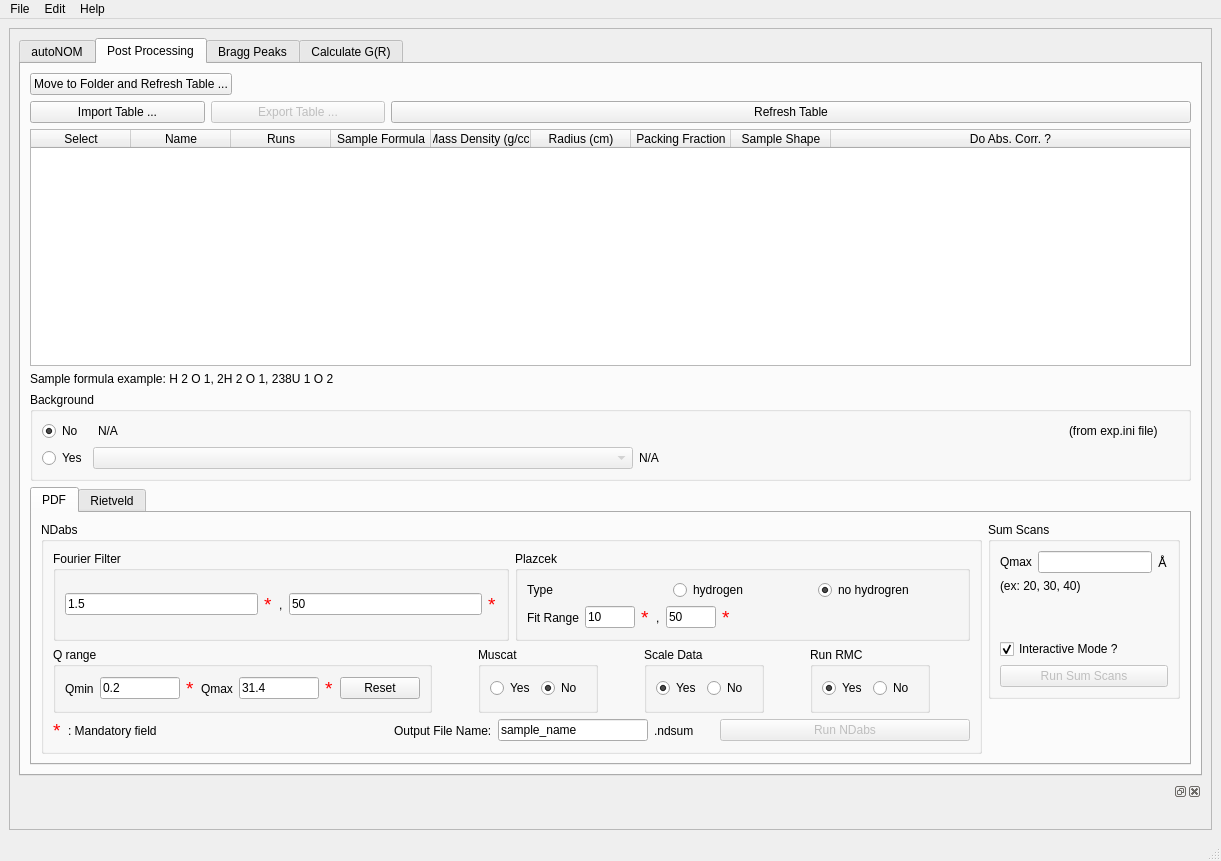
Before: the Qt Designer form designer/ui_mainWindow.ui in neutrons/addie, drawn with Qt 5.
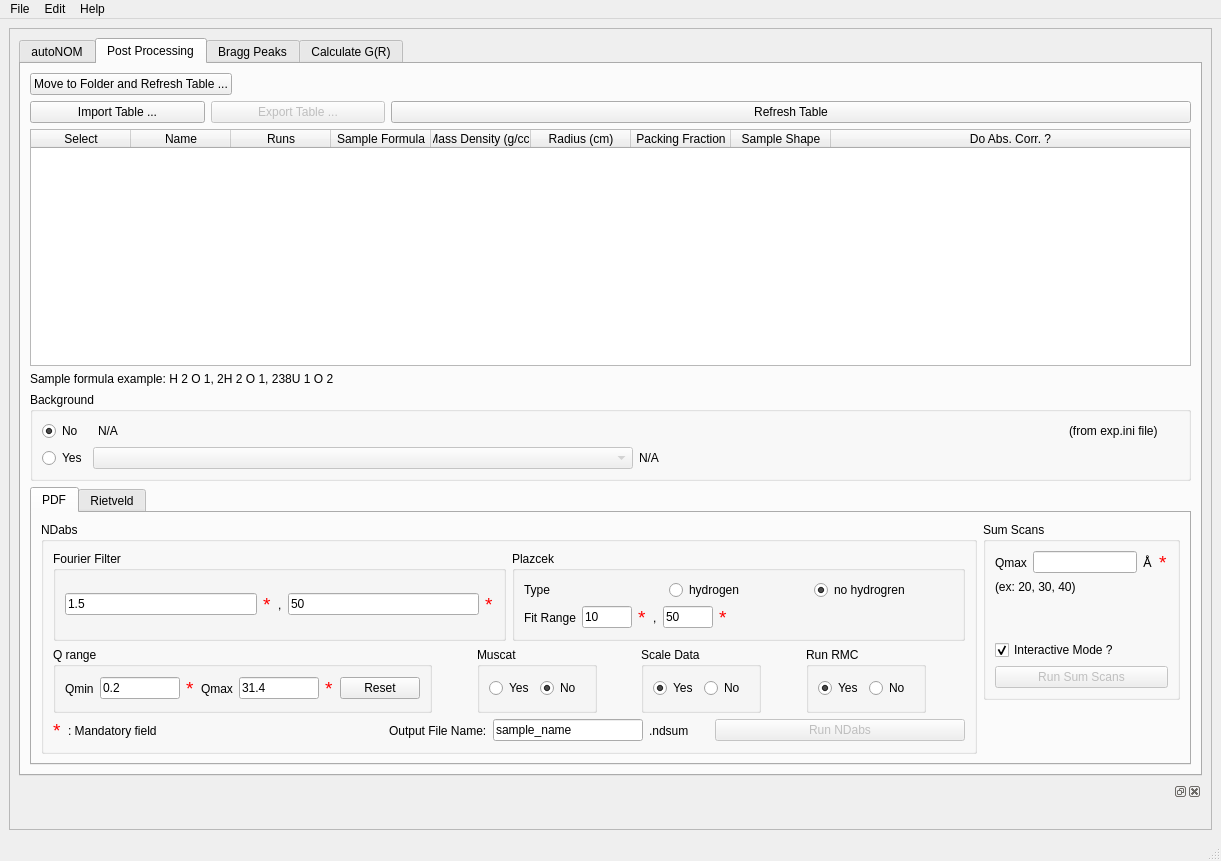
After: the same form once the commit is applied. Custom widgets are drawn as their Qt base class.

```diff
--- a/designer/ui_mainWindow.ui
+++ b/designer/ui_mainWindow.ui
@@ -1552,7 +1552,7 @@
                                </font>
                               </property>
                               <property name="text">
-                               <string>*</string>
+                               <string>&lt;html&gt;&lt;head/&gt;&lt;body&gt;&lt;p&gt;&lt;span style=&quot; color:#ff0000;&quot;&gt;*&lt;/span&gt;&lt;/p&gt;&lt;/body&gt;&lt;/html&gt;</string>
                               </property>
                              </widget>
                             </item>
@@ -2075,6 +2075,18 @@
                            </property>
                           </widget>
                          </item>
+                         <item>
+                          <widget class="QLabel" name="label_18">
+                           <property name="font">
+                            <font>
+                             <pointsize>14</pointsize>
+                            </font>
+                           </property>
+                           <property name="text">
+                            <string>&lt;html&gt;&lt;head/&gt;&lt;body&gt;&lt;p&gt;&lt;span style=&quot; color:#ff0000;&quot;&gt;*&lt;/span&gt;&lt;/p&gt;&lt;/body&gt;&lt;/html&gt;</string>
+                           </property>
+                          </widget>
+                         </item>
                         </layout>
                        </item>
                        <item>
```
Left out of the diff: 3 changed lines with no effect on the pictures.
